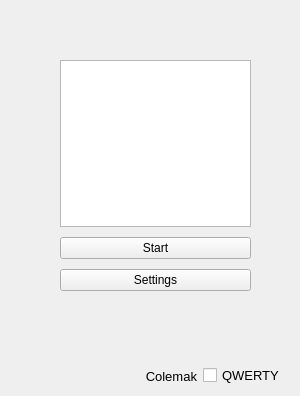
ChuckDoffis/ColemakTutor, file QWindows/StartWindow.ui: the form before one commit.
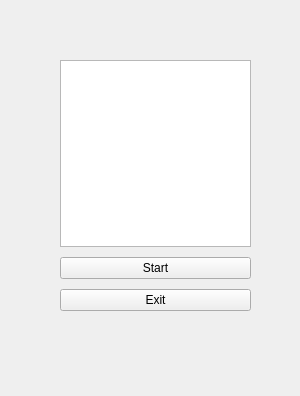
The form after the commit. Icons and pictures are not drawn.

Diff of the .ui file:
```diff
--- a/QWindows/StartWindow.ui
+++ b/QWindows/StartWindow.ui
@@ -20,7 +20,7 @@
       <x>60</x>
       <y>60</y>
       <width>191</width>
-      <height>231</height>
+      <height>251</height>
      </rect>
     </property>
     <layout class="QVBoxLayout" name="verticalLayout" stretch="0,0,0">
@@ -50,62 +50,7 @@
      <item>
       <widget class="QPushButton" name="settingsButton">
        <property name="text">
-        <string>Settings</string>
-       </property>
-      </widget>
-     </item>
-    </layout>
-   </widget>
-   <widget class="QWidget" name="horizontalLayoutWidget">
-    <property name="geometry">
-     <rect>
-      <x>130</x>
-      <y>360</y>
-      <width>161</width>
-      <height>32</height>
-     </rect>
-    </property>
-    <layout class="QHBoxLayout" name="horizontalLayout">
-     <property name="rightMargin">
-      <number>6</number>
-     </property>
-     <item>
-      <widget class="QLabel" name="label">
-       <property name="styleSheet">
-        <string notr="true">QLabel {
-	font-size: 13px;
-}</string>
-       </property>
-       <property name="text">
-        <string>Colemak</string>
-       </property>
-       <property name="alignment">
-        <set>Qt::AlignRight|Qt::AlignTrailing|Qt::AlignVCenter</set>
-       </property>
-      </widget>
-     </item>
-     <item>
-      <widget class="QCheckBox" name="checkBox">
-       <property name="styleSheet">
-        <string notr="true">QCheckBox::indicator:unchecked {
-        image: url(images/switch_off.png);
-        width: 30px;
-        height: 30px;
-    }
-    QCheckBox::indicator:checked {
-        image: url(images/switch_on.png);
-        width: 30px;
-        height: 30px;
-    }
-QCheckBox {
-	font-size: 13px;
-}</string>
-       </property>
-       <property name="text">
-        <string>QWERTY</string>
-       </property>
-       <property name="autoRepeatDelay">
-        <number>300</number>
+        <string>Exit</string>
        </property>
       </widget>
      </item>
```
Left out of the diff: 2 changed lines with no effect on the pictures.
